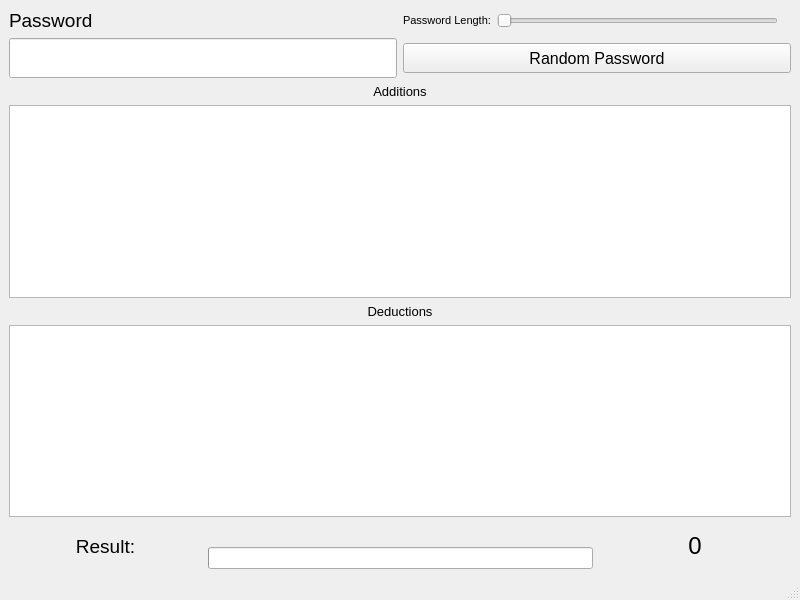
The window that mainwindow.ui (canersulusoglu/PasswordStrengthMeter) describes before a commit, drawn with Qt 5.
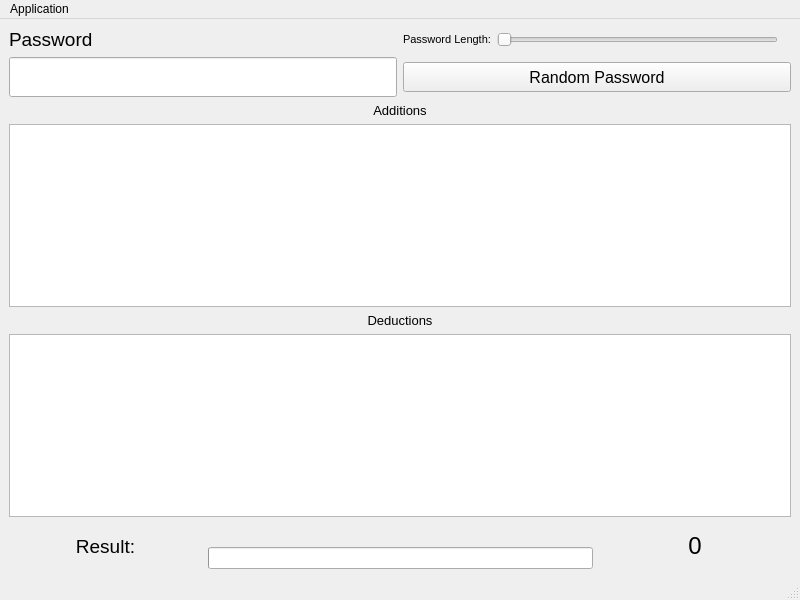
The same window after the commit.

Diff of the .ui file:
```diff
--- a/mainwindow.ui
+++ b/mainwindow.ui
@@ -227,6 +227,13 @@
      <height>25</height>
     </rect>
    </property>
+   <widget class="QMenu" name="menuApplication">
+    <property name="title">
+     <string>Application</string>
+    </property>
+    <addaction name="actionSettings"/>
+   </widget>
+   <addaction name="menuApplication"/>
   </widget>
   <widget class="QStatusBar" name="statusbar"/>
  </widget>
```
Left out of the diff: 5 changed lines with no effect on the pictures.
